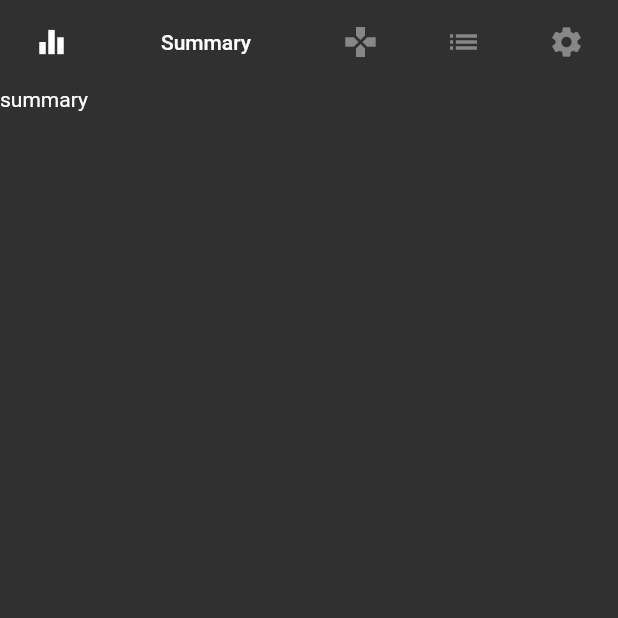
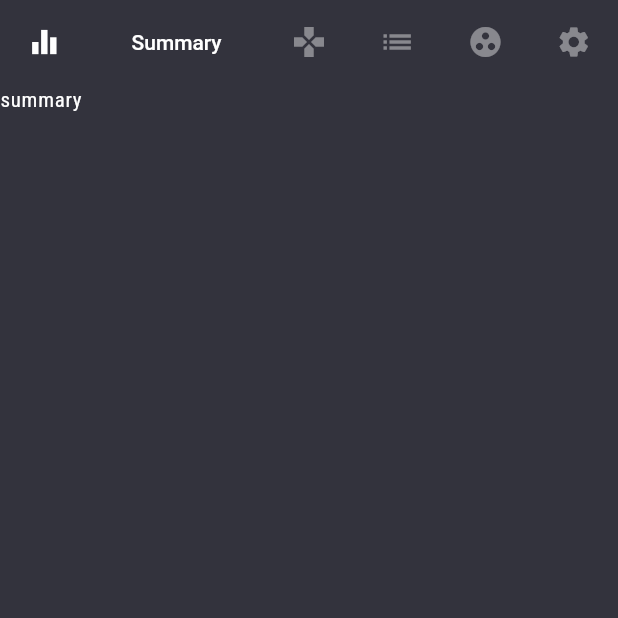
Before and after one commit to somen440/memoka, a Flutter app: the screen it shows after launch, on a phone screen of 412 x 824 dp, the top half of it. Run offline on Flutter 3.47's test engine with Material 2 defaults, Android fonts, the phone set to English and light mode, and no system bars; our stand-ins replace google_fonts.

Commit message:
add theme

```diff
--- a/native_app/lib/src/app.dart
+++ b/native_app/lib/src/app.dart
@@ -2,6 +2,11 @@ import 'package:clearbook/src/home.dar.dart';
 import 'package:flutter/cupertino.dart';
 import 'package:flutter/material.dart';
 import 'package:google_fonts/google_fonts.dart';
+
+const gray = Color(0xFFD8D8D8);
+const primaryBackground = Color(0xFF33333D);
+const focusColor = Color(0xCCFFFFFF);
+const inputBackground = Color(0xFF26282F);
 
 class MemocaApp extends StatelessWidget {
   const MemocaApp();
@@ -11,8 +16,27 @@ class MemocaApp extends StatelessWidget {
     return MaterialApp(
       title: 'Memoca',
       debugShowCheckedModeBanner: true,
-      theme: ThemeData.dark(),
+      theme: _buildMemocaTheme(),
       home: HomePage(),
+    );
+  }
+
+  ThemeData _buildMemocaTheme() {
+    final base = ThemeData.dark();
+    return ThemeData(
+      scaffoldBackgroundColor: primaryBackground,
+      primaryColor: primaryBackground,
+      focusColor: focusColor,
+      textTheme: _buildMemocaTextTheme(base.textTheme),
+      inputDecorationTheme: const InputDecorationTheme(
+        labelStyle: TextStyle(
+          color: gray,
+          fontWeight: FontWeight.w500,
+        ),
+        filled: true,
+        fillColor: inputBackground,
+        focusedBorder: InputBorder.none,
+      ),
     );
   }
 
--- a/native_app/lib/src/home.dar.dart
+++ b/native_app/lib/src/home.dar.dart
@@ -1,11 +1,12 @@
-import 'package:clearbook/src/game_screen.dart';
-import 'package:clearbook/src/list_screen.dart';
-import 'package:clearbook/src/settings_screen.dart';
-import 'package:clearbook/src/summary_screen.dart';
+import 'package:clearbook/src/tabs/game_screen.dart';
+import 'package:clearbook/src/tabs/list_screen.dart';
+import 'package:clearbook/src/tabs/settings_screen.dart';
+import 'package:clearbook/src/tabs/summary_screen.dart';
+import 'package:clearbook/src/tabs/work_screen.dart';
 import 'package:flutter/cupertino.dart';
 import 'package:flutter/material.dart';
 
-const tabCount = 4;
+const tabCount = 5;
 
 class HomePage extends StatefulWidget {
   const HomePage();
@@ -59,6 +60,13 @@ class _HomePageStage extends State<HomePage>
       ),
       _MemocaTab(
         theme: theme,
+        iconData: Icons.group_work,
+        title: 'Work',
+        tabIndex: tabIndex++,
+        tabController: _tabController,
+      ),
+      _MemocaTab(
+        theme: theme,
         iconData: Icons.settings,
         title: 'Settings',
         tabIndex: tabIndex++,
@@ -72,6 +80,7 @@ class _HomePageStage extends State<HomePage>
       SummaryScreen(),
       GameScreen(),
       ListScreen(),
+      WorkScreen(),
       SettingsScreen(),
     ];
   }
--- /dev/null
+++ b/native_app/lib/src/tabs/work_screen.dart
@@ -0,0 +1,13 @@
+import 'package:flutter/cupertino.dart';
+import 'package:flutter/material.dart';
+
+class WorkScreen extends StatelessWidget {
+  @override
+  Widget build(BuildContext context) {
+    return Scaffold(
+      body: Container(
+        child: Text('work'),
+      ),
+    );
+  }
+}
```
Also changed, not shown: native_app/lib/src/tabs/game_screen.dart (renamed from native_app/lib/src/game_screen.dart), native_app/lib/src/tabs/list_screen.dart (renamed from native_app/lib/src/list_screen.dart), native_app/lib/src/tabs/settings_screen.dart (renamed from native_app/lib/src/settings_screen.dart), native_app/lib/src/tabs/summary_screen.dart (renamed from native_app/lib/src/summary_screen.dart).
